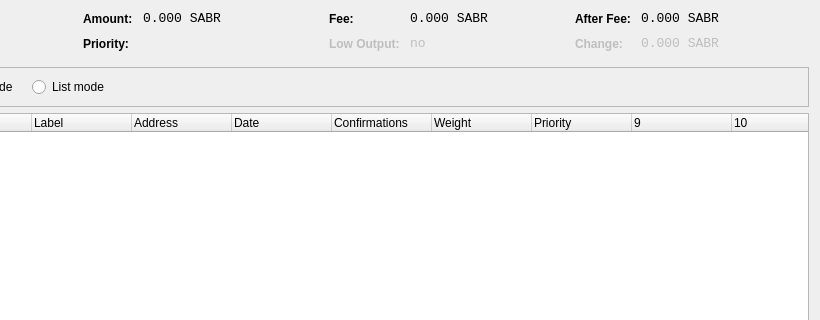
Old version of the form src/qt/forms/coincontroldialog.ui in the repository SFTZ/SABR; both pictures show x 180 to 1000 and y 0 to 320 of the 1000 by 500 pixel window.
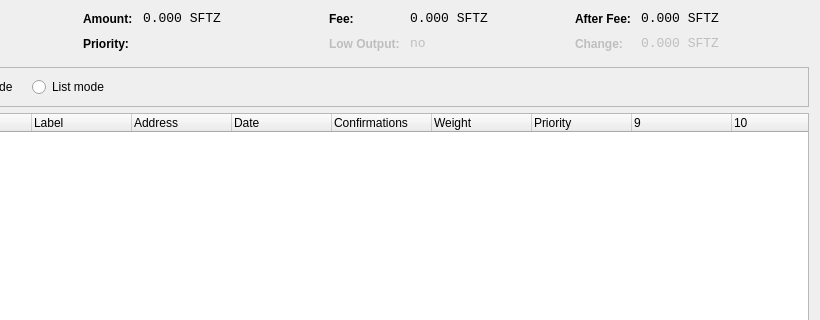
New version of the form. Custom widgets are drawn as their Qt base class.

Diff of the .ui file:
```diff
--- a/src/qt/forms/coincontroldialog.ui
+++ b/src/qt/forms/coincontroldialog.ui
@@ -141,7 +141,7 @@
           <enum>Qt::ActionsContextMenu</enum>
          </property>
          <property name="text">
-          <string notr="true">0.000 SABR</string>
+          <string notr="true">0.000 SFTZ</string>
          </property>
          <property name="textInteractionFlags">
           <set>Qt::LinksAccessibleByMouse|Qt::TextSelectableByKeyboard|Qt::TextSelectableByMouse</set>
@@ -221,7 +221,7 @@
           <enum>Qt::ActionsContextMenu</enum>
          </property>
          <property name="text">
-          <string notr="true">0.000 SABR</string>
+          <string notr="true">0.000 SFTZ</string>
          </property>
          <property name="textInteractionFlags">
           <set>Qt::LinksAccessibleByMouse|Qt::TextSelectableByKeyboard|Qt::TextSelectableByMouse</set>
@@ -307,7 +307,7 @@
           <enum>Qt::ActionsContextMenu</enum>
          </property>
          <property name="text">
-          <string notr="true">0.000 SABR</string>
+          <string notr="true">0.000 SFTZ</string>
          </property>
          <property name="textInteractionFlags">
           <set>Qt::LinksAccessibleByMouse|Qt::TextSelectableByKeyboard|Qt::TextSelectableByMouse</set>
@@ -345,7 +345,7 @@
           <enum>Qt::ActionsContextMenu</enum>
          </property>
          <property name="text">
-          <string notr="true">0.000 SABR</string>
+          <string notr="true">0.000 SFTZ</string>
          </property>
          <property name="textInteractionFlags">
           <set>Qt::LinksAccessibleByMouse|Qt::TextSelectableByKeyboard|Qt::TextSelectableByMouse</set>
```
